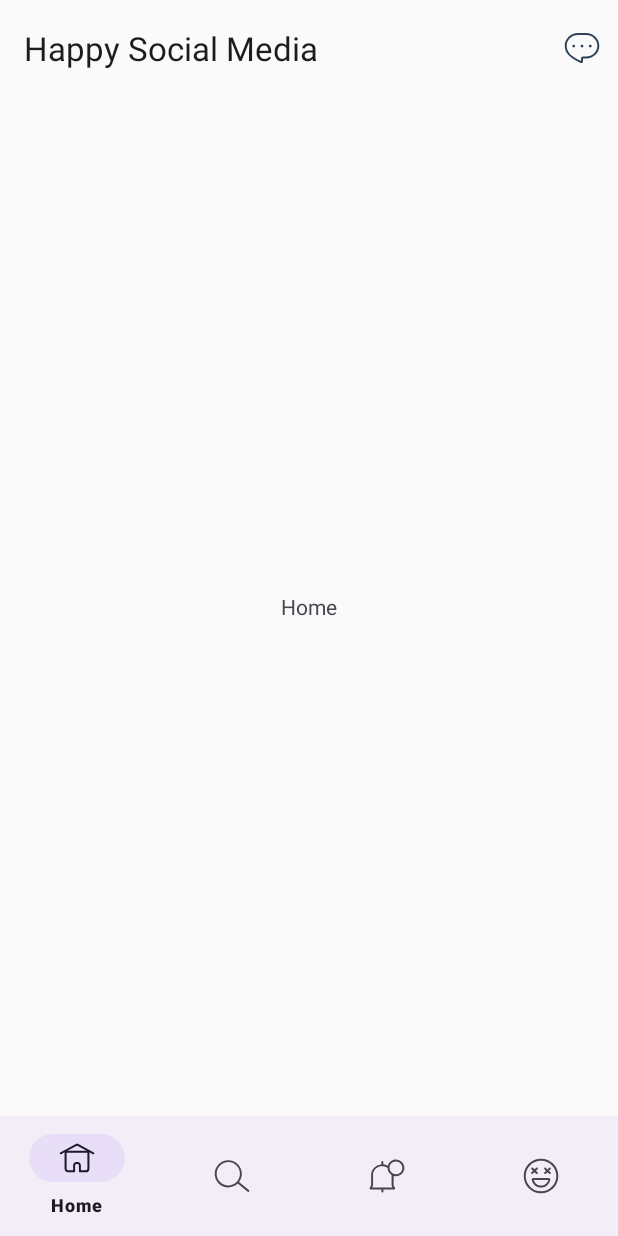
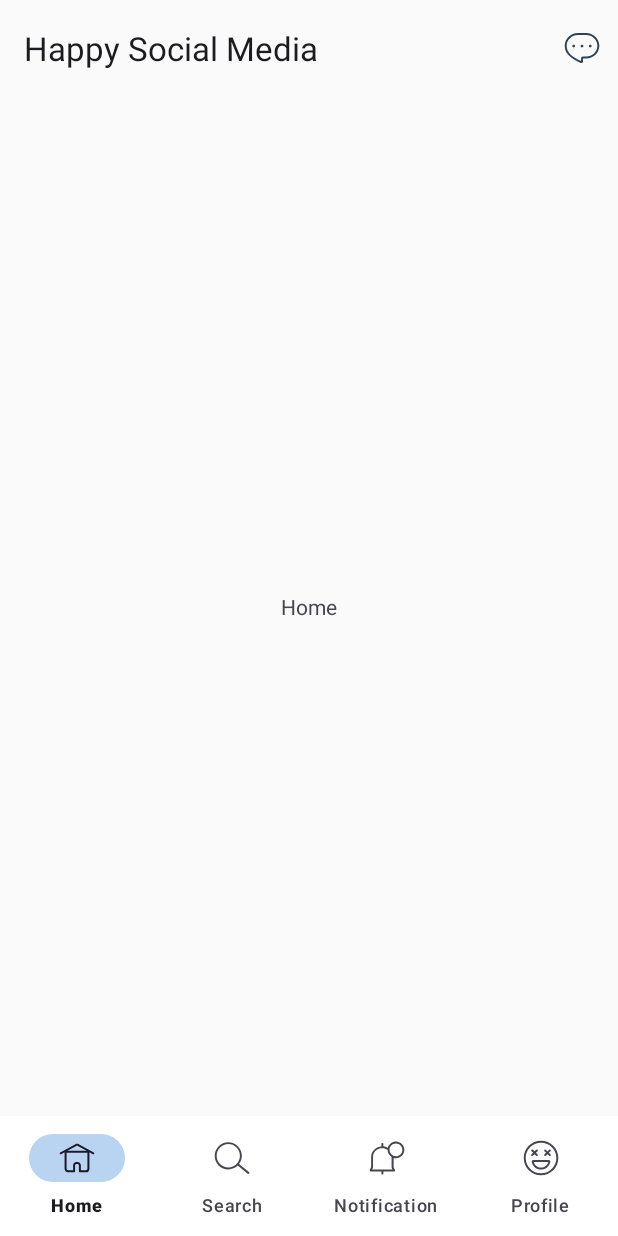
Before and after one commit to Bareq-altaamah/Happy_Social_Media, an Android app: the screen it shows after launch (MainActivity), on a phone screen of 412 x 824 dp. Run offline under Robolectric (Android 15) with nearby library versions, the light colour scheme and no system bars; our stand-ins replace Dagger/Hilt's generated code, Room's generated code, data binding, navigation-ui.

Commit message:
customize bottom navigation bar

```diff
--- a/app/src/main/res/layout/activity_main.xml
+++ b/app/src/main/res/layout/activity_main.xml
@@ -48,6 +48,10 @@
             android:layout_width="match_parent"
             android:layout_height="wrap_content"
             app:menu="@menu/bottom_nav_menu"
+            app:labelVisibilityMode="labeled"
+            app:itemActiveIndicatorStyle="@style/App.Custom.Indicator"
+            app:itemRippleColor="@color/brand_color"
+            app:backgroundTint="@color/card_background_color"
             app:layout_constraintBottom_toBottomOf="parent" />
 
     </androidx.constraintlayout.widget.ConstraintLayout>
--- a/app/src/main/res/values/themes.xml
+++ b/app/src/main/res/values/themes.xml
@@ -9,4 +9,9 @@
         <item name="android:windowLightStatusBar" tools:targetApi="m">true</item>
 
     </style>
+
+    <style name="App.Custom.Indicator" parent="Widget.Material3.BottomNavigationView.ActiveIndicator">
+        <item name="android:color">#61448FDA</item>
+    </style>
+
 </resources>
```
